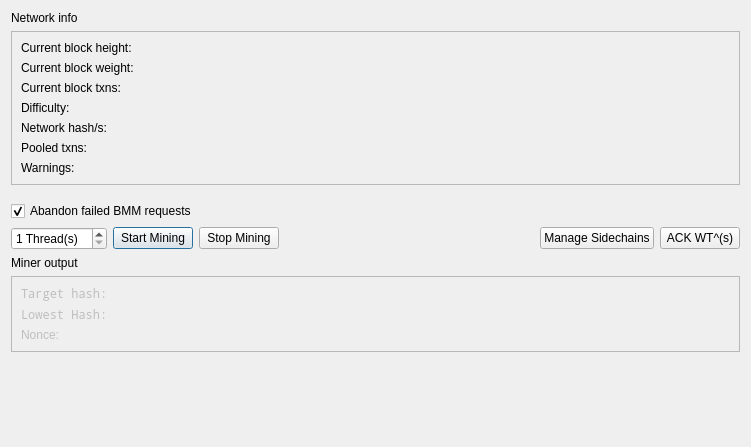
Old version of the form src/qt/forms/miningdialog.ui in the repository torkelrogstad/mainchain.
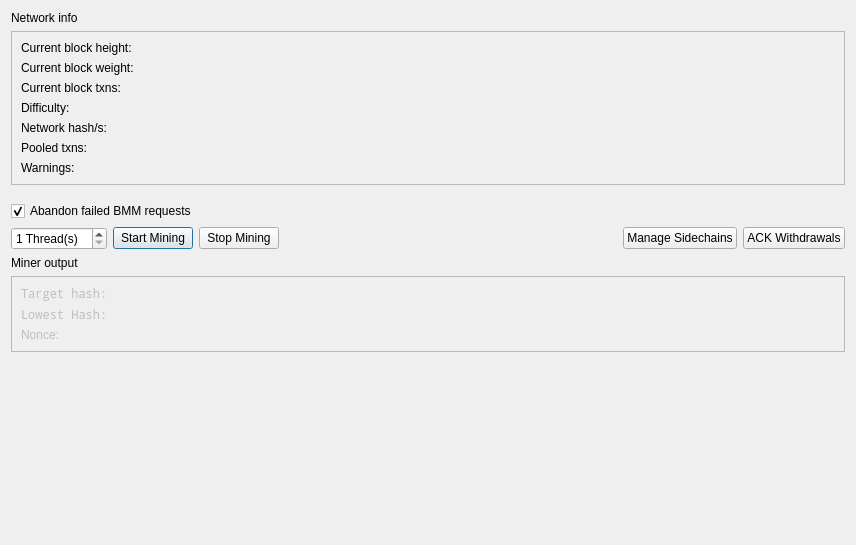
New version of the form. Icons and pictures are not drawn.

Commit message:
Refactoring: spell out Withdrawal instead of WT^
* Replace mentions of WT^ with "Withdrawal"

* Update functions and file names to replace "WTPrime" with "Withdrawal"

* Update RPC function names

* Update UI labels

```diff
--- a/src/qt/forms/miningdialog.ui
+++ b/src/qt/forms/miningdialog.ui
@@ -6,8 +6,8 @@
    <rect>
     <x>0</x>
     <y>0</y>
-    <width>751</width>
-    <height>447</height>
+    <width>856</width>
+    <height>545</height>
    </rect>
   </property>
   <property name="windowTitle">
@@ -191,7 +191,7 @@
      <item>
       <widget class="QPushButton" name="pushButtonWTPrimeVote">
        <property name="text">
-        <string>ACK WT^(s)</string>
+        <string>ACK Withdrawals</string>
        </property>
       </widget>
      </item>
```
Left out of the diff: 2 changed lines with no effect on the pictures. The commit also changes 39 other files.
